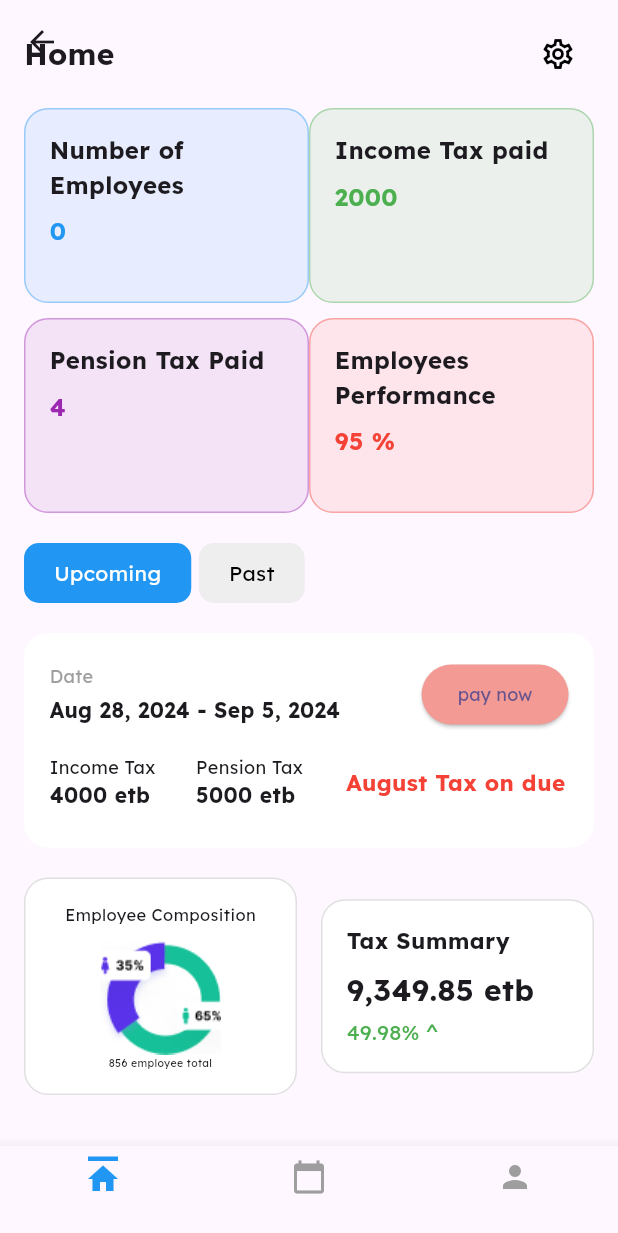
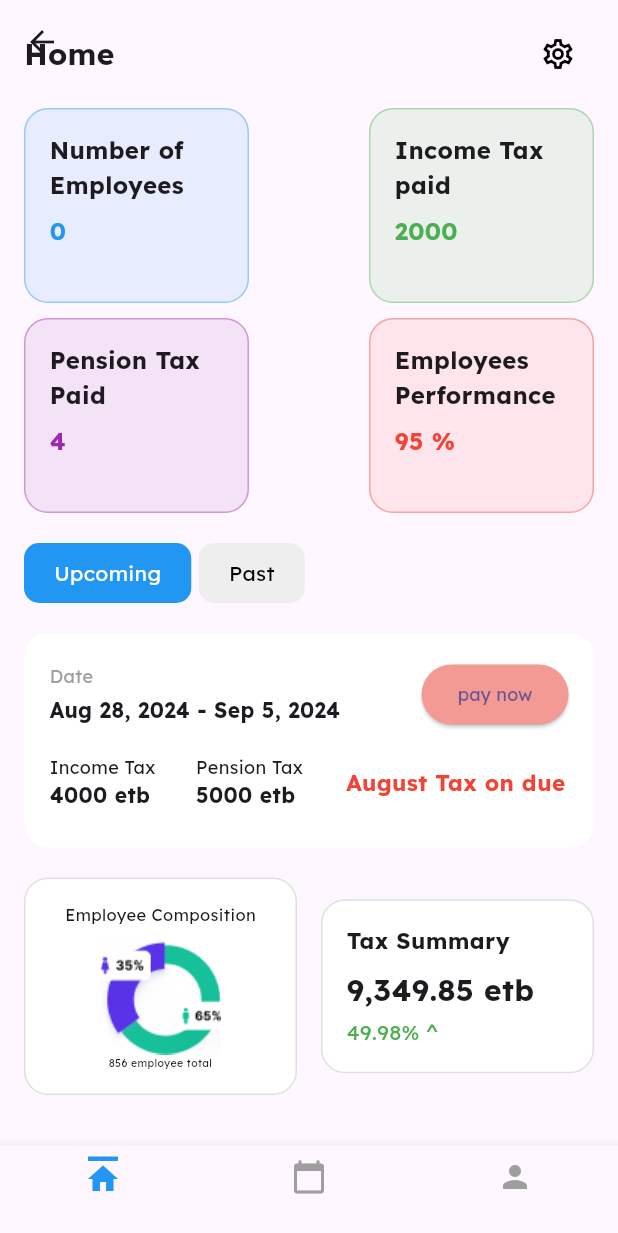
Before and after one commit to yohannesalex/zigba, a Flutter app: the HomePage screen opened by its route, on a phone screen of 412 x 824 dp. Shown: the top 1233 px of the screen. Run offline on Flutter 3.47's test engine with Material 3 defaults, Android fonts, the phone set to English and light mode, and no system bars; our stand-ins replace bloc, dartz, equatable, flutter_bloc, get_it, hive and 2 more; accounts and stored records are empty.

Commit message:
fixed some overflow issue

```diff
--- a/lib/features/company/presentation/pages/home.dart
+++ b/lib/features/company/presentation/pages/home.dart
@@ -351,7 +351,7 @@ class _HomePageState extends State<HomePage> {
   Widget _buildStatCard(String title, String value, Color color) {
     return Container(
       height: 130,
-      width: 190,
+      width: 150,
       padding: const EdgeInsets.all(16),
       decoration: BoxDecoration(
         color: color.withOpacity(0.1),
```
Also changed, not shown: pubspec.lock, 1 other file.
